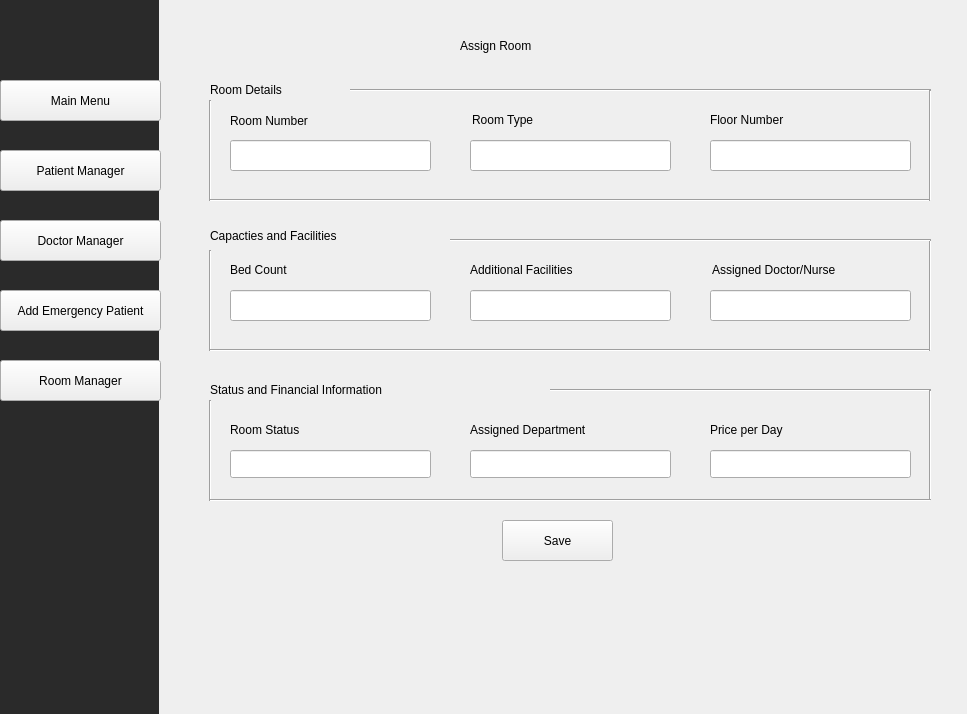
Jenushan44/Hospital-Manager, file mainwindow.ui: the form before one commit.
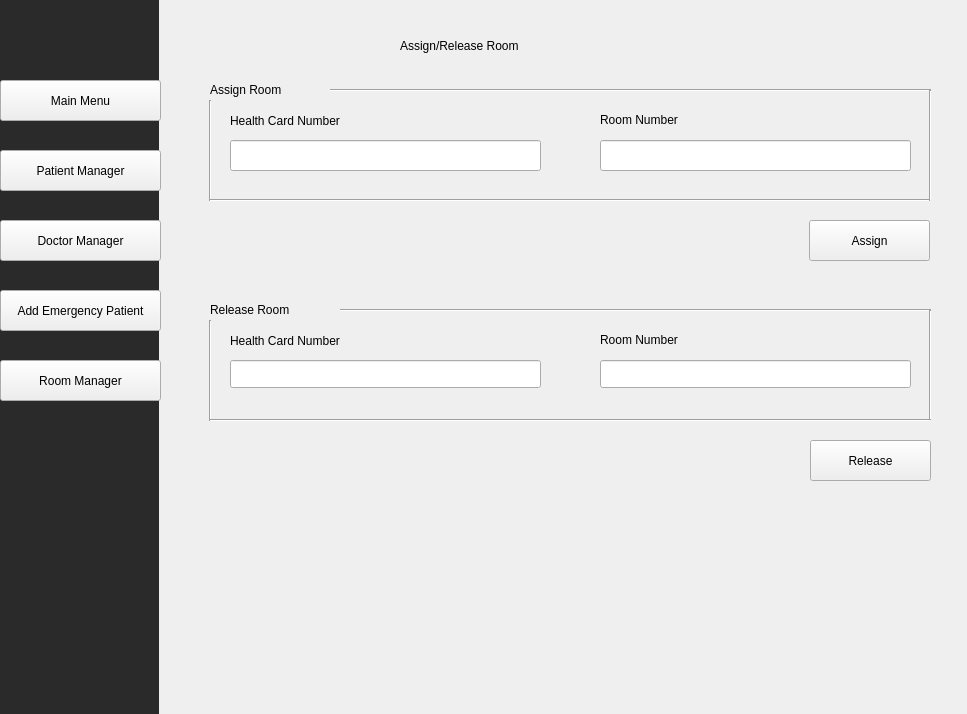
The form after the commit. The open tabs and pages were chosen to show the change. Icons and pictures are not drawn.

Commit message: Add Release room function to change room status

The edit to the form file:
```diff
--- a/mainwindow.ui
+++ b/mainwindow.ui
@@ -1792,72 +1792,13 @@
        <string>Assign Room</string>
       </property>
      </widget>
-     <widget class="QLabel" name="label_72">
-      <property name="geometry">
-       <rect>
-        <x>80</x>
-        <y>90</y>
-        <width>231</width>
-        <height>20</height>
-       </rect>
-      </property>
-      <property name="text">
-       <string>Please input patients Health Card Number:</string>
-      </property>
-     </widget>
-     <widget class="QLineEdit" name="assignHealthCardNumberLineEdit">
-      <property name="geometry">
-       <rect>
-        <x>330</x>
-        <y>90</y>
-        <width>241</width>
-        <height>21</height>
-       </rect>
-      </property>
-     </widget>
      <widget class="QTableWidget" name="tableWidgetRooms">
       <property name="geometry">
        <rect>
-        <x>60</x>
-        <y>180</y>
-        <width>641</width>
-        <height>361</height>
-       </rect>
-      </property>
-     </widget>
-     <widget class="QPushButton" name="assignRoomButton">
-      <property name="geometry">
-       <rect>
-        <x>610</x>
-        <y>110</y>
-        <width>91</width>
-        <height>41</height>
-       </rect>
-      </property>
-      <property name="text">
-       <string>Assign</string>
-      </property>
-     </widget>
-     <widget class="QLabel" name="label_73">
-      <property name="geometry">
-       <rect>
-        <x>80</x>
-        <y>130</y>
-        <width>231</width>
-        <height>16</height>
-       </rect>
-      </property>
-      <property name="text">
-       <string>Please enter the room number: </string>
-      </property>
-     </widget>
-     <widget class="QLineEdit" name="roomNumberLineEdit">
-      <property name="geometry">
-       <rect>
-        <x>330</x>
-        <y>130</y>
-        <width>241</width>
-        <height>21</height>
+        <x>50</x>
+        <y>90</y>
+        <width>681</width>
+        <height>451</height>
        </rect>
       </property>
      </widget>
@@ -1879,9 +1820,9 @@
      <widget class="QLabel" name="label_56">
       <property name="geometry">
        <rect>
-        <x>280</x>
+        <x>220</x>
         <y>30</y>
-        <width>281</width>
+        <width>411</width>
         <height>31</height>
        </rect>
       </property>
@@ -1889,15 +1830,15 @@
        <string notr="true">font: 24pt &quot;Sitka Small&quot;;</string>
       </property>
       <property name="text">
-       <string>Assign Room</string>
+       <string>Assign/Release Room</string>
       </property>
      </widget>
      <widget class="Line" name="line_25">
       <property name="geometry">
        <rect>
-        <x>170</x>
+        <x>150</x>
         <y>80</y>
-        <width>581</width>
+        <width>601</width>
         <height>20</height>
        </rect>
       </property>
@@ -1918,7 +1859,7 @@
        <string notr="true">font: 14pt &quot;Segoe Fluent Icons&quot;;</string>
       </property>
       <property name="text">
-       <string>Room Details</string>
+       <string>Assign Room</string>
       </property>
      </widget>
      <widget class="Line" name="line_26">
@@ -1939,70 +1880,47 @@
        <rect>
         <x>50</x>
         <y>110</y>
-        <width>101</width>
+        <width>161</width>
         <height>21</height>
        </rect>
       </property>
       <property name="text">
-       <string>Room Number</string>
+       <string>Health Card Number</string>
       </property>
      </widget>
      <widget class="QLabel" name="label_61">
       <property name="geometry">
        <rect>
-        <x>292</x>
+        <x>420</x>
         <y>110</y>
-        <width>201</width>
+        <width>271</width>
         <height>20</height>
        </rect>
       </property>
       <property name="text">
-       <string>Room Type</string>
+       <string>Room Number</string>
       </property>
      </widget>
-     <widget class="QLineEdit" name="lineEdit_3">
+     <widget class="QLineEdit" name="roomNumberLineEdit">
       <property name="geometry">
        <rect>
-        <x>290</x>
+        <x>420</x>
         <y>140</y>
-        <width>201</width>
+        <width>311</width>
         <height>31</height>
        </rect>
       </property>
      </widget>
-     <widget class="QLineEdit" name="lineEdit">
+     <widget class="QLineEdit" name="assignHealthCardNumberLineEdit">
       <property name="geometry">
        <rect>
         <x>50</x>
         <y>140</y>
-        <width>201</width>
+        <width>311</width>
         <height>31</height>
        </rect>
       </property>
      </widget>
-     <widget class="QLineEdit" name="lineEdit_4">
-      <property name="geometry">
-       <rect>
-        <x>530</x>
-        <y>140</y>
-        <width>201</width>
-        <height>31</height>
-       </rect>
-      </property>
-     </widget>
-     <widget class="QLabel" name="label_62">
-      <property name="geometry">
-       <rect>
-        <x>530</x>
-        <y>110</y>
-        <width>101</width>
-        <height>20</height>
-       </rect>
-      </property>
-      <property name="text">
-       <string>Floor Number</string>
-      </property>
-     </widget>
      <widget class="Line" name="line_27">
       <property name="geometry">
        <rect>
@@ -2029,149 +1947,12 @@
        <enum>Qt::Orientation::Vertical</enum>
       </property>
      </widget>
-     <widget class="QLabel" name="label_63">
-      <property name="geometry">
-       <rect>
-        <x>30</x>
-        <y>220</y>
-        <width>241</width>
-        <height>31</height>
-       </rect>
-      </property>
-      <property name="styleSheet">
-       <string notr="true">font: 14pt &quot;Segoe Fluent Icons&quot;;</string>
-      </property>
-      <property name="text">
-       <string>Capacties and Facilities</string>
-      </property>
-     </widget>
-     <widget class="Line" name="line_29">
-      <property name="geometry">
-       <rect>
-        <x>20</x>
-        <y>250</y>
-        <width>20</width>
-        <height>101</height>
-       </rect>
-      </property>
-      <property name="orientation">
-       <enum>Qt::Orientation::Vertical</enum>
-      </property>
-     </widget>
-     <widget class="QLabel" name="label_64">
-      <property name="geometry">
-       <rect>
-        <x>50</x>
-        <y>260</y>
-        <width>71</width>
-        <height>20</height>
-       </rect>
-      </property>
-      <property name="text">
-       <string>Bed Count</string>
-      </property>
-     </widget>
-     <widget class="QLabel" name="label_65">
-      <property name="geometry">
-       <rect>
-        <x>290</x>
-        <y>260</y>
-        <width>131</width>
-        <height>20</height>
-       </rect>
-      </property>
-      <property name="text">
-       <string>Additional Facilities</string>
-      </property>
-     </widget>
-     <widget class="QLabel" name="label_66">
-      <property name="geometry">
-       <rect>
-        <x>532</x>
-        <y>260</y>
-        <width>161</width>
-        <height>20</height>
-       </rect>
-      </property>
-      <property name="text">
-       <string>Assigned Doctor/Nurse</string>
-      </property>
-     </widget>
-     <widget class="QLineEdit" name="lineEdit_5">
-      <property name="geometry">
-       <rect>
-        <x>50</x>
-        <y>290</y>
-        <width>201</width>
-        <height>31</height>
-       </rect>
-      </property>
-     </widget>
-     <widget class="QLineEdit" name="lineEdit_6">
-      <property name="geometry">
-       <rect>
-        <x>290</x>
-        <y>290</y>
-        <width>201</width>
-        <height>31</height>
-       </rect>
-      </property>
-     </widget>
-     <widget class="QLineEdit" name="lineEdit_7">
-      <property name="geometry">
-       <rect>
-        <x>530</x>
-        <y>290</y>
-        <width>201</width>
-        <height>31</height>
-       </rect>
-      </property>
-     </widget>
-     <widget class="Line" name="line_30">
-      <property name="geometry">
-       <rect>
-        <x>30</x>
-        <y>340</y>
-        <width>721</width>
-        <height>20</height>
-       </rect>
-      </property>
-      <property name="orientation">
-       <enum>Qt::Orientation::Horizontal</enum>
-      </property>
-     </widget>
-     <widget class="Line" name="line_31">
-      <property name="geometry">
-       <rect>
-        <x>740</x>
-        <y>240</y>
-        <width>20</width>
-        <height>111</height>
-       </rect>
-      </property>
-      <property name="orientation">
-       <enum>Qt::Orientation::Vertical</enum>
-      </property>
-     </widget>
-     <widget class="Line" name="line_32">
-      <property name="geometry">
-       <rect>
-        <x>270</x>
-        <y>230</y>
-        <width>481</width>
-        <height>20</height>
-       </rect>
-      </property>
-      <property name="orientation">
-       <enum>Qt::Orientation::Horizontal</enum>
-      </property>
-     </widget>
      <widget class="QLabel" name="label_67">
       <property name="geometry">
        <rect>
         <x>30</x>
-        <y>380</y>
-        <width>341</width>
+        <y>300</y>
+        <width>121</width>
         <height>20</height>
        </rect>
       </property>
@@ -2179,14 +1960,14 @@
        <string notr="true">font: 14pt &quot;Segoe Fluent Icons&quot;;</string>
       </property>
       <property name="text">
-       <string>Status and Financial Information</string>
+       <string>Release Room</string>
       </property>
      </widget>
      <widget class="Line" name="line_33">
       <property name="geometry">
        <rect>
         <x>20</x>
-        <y>400</y>
+        <y>320</y>
         <width>20</width>
         <height>101</height>
        </rect>
@@ -2198,9 +1979,9 @@
      <widget class="Line" name="line_34">
       <property name="geometry">
        <rect>
-        <x>370</x>
-        <y>380</y>
-        <width>381</width>
+        <x>160</x>
+        <y>300</y>
+        <width>591</width>
         <height>20</height>
        </rect>
       </property>
@@ -2212,7 +1993,7 @@
       <property name="geometry">
        <rect>
         <x>740</x>
-        <y>390</y>
+        <y>310</y>
         <width>20</width>
         <height>111</height>
        </rect>
@@ -2225,7 +2006,7 @@
       <property name="geometry">
        <rect>
         <x>30</x>
-        <y>490</y>
+        <y>410</y>
         <width>721</width>
         <height>20</height>
        </rect>
@@ -2238,47 +2019,34 @@
       <property name="geometry">
        <rect>
         <x>50</x>
-        <y>419</y>
-        <width>91</width>
+        <y>330</y>
+        <width>121</width>
         <height>21</height>
        </rect>
       </property>
       <property name="text">
-       <string>Room Status</string>
+       <string>Health Card Number</string>
       </property>
      </widget>
      <widget class="QLabel" name="label_69">
       <property name="geometry">
        <rect>
-        <x>290</x>
-        <y>420</y>
+        <x>420</x>
+        <y>330</y>
         <width>161</width>
         <height>20</height>
        </rect>
       </property>
       <property name="text">
-       <string>Assigned Department</string>
+       <string>Room Number</string>
       </property>
      </widget>
-     <widget class="QLabel" name="label_70">
-      <property name="geometry">
-       <rect>
-        <x>530</x>
-        <y>420</y>
-        <width>101</width>
-        <height>20</height>
-       </rect>
-      </property>
-      <property name="text">
-       <string>Price per Day</string>
-      </property>
-     </widget>
-     <widget class="QLineEdit" name="lineEdit_8">
+     <widget class="QLineEdit" name="healthCardNumberReleaseLineEdit">
       <property name="geometry">
        <rect>
         <x>50</x>
-        <y>450</y>
-        <width>201</width>
+        <y>360</y>
+        <width>311</width>
         <height>28</height>
        </rect>
       </property>
@@ -2286,34 +2054,37 @@
      <widget class="QLineEdit" name="lineEdit_9">
       <property name="geometry">
        <rect>
-        <x>290</x>
-        <y>450</y>
-        <width>201</width>
+        <x>420</x>
+        <y>360</y>
+        <width>311</width>
         <height>28</height>
        </rect>
       </property>
      </widget>
-     <widget class="QLineEdit" name="lineEdit_10">
+     <widget class="QPushButton" name="releaseRoomButton">
       <property name="geometry">
        <rect>
-        <x>530</x>
-        <y>450</y>
-        <width>201</width>
-        <height>28</height>
+        <x>630</x>
+        <y>440</y>
+        <width>121</width>
+        <height>41</height>
        </rect>
       </property>
+      <property name="text">
+       <string>Release</string>
+      </property>
      </widget>
-     <widget class="QPushButton" name="pushButton_2">
+     <widget class="QPushButton" name="assignRoomButton">
       <property name="geometry">
        <rect>
-        <x>322</x>
-        <y>520</y>
-        <width>111</width>
+        <x>629</x>
+        <y>220</y>
+        <width>121</width>
         <height>41</height>
        </rect>
       </property>
       <property name="text">
-       <string>Save</string>
+       <string>Assign</string>
       </property>
      </widget>
     </widget>
```
Left out of the diff: 6 changed lines with no effect on the pictures. The commit also changes 5 other files.
